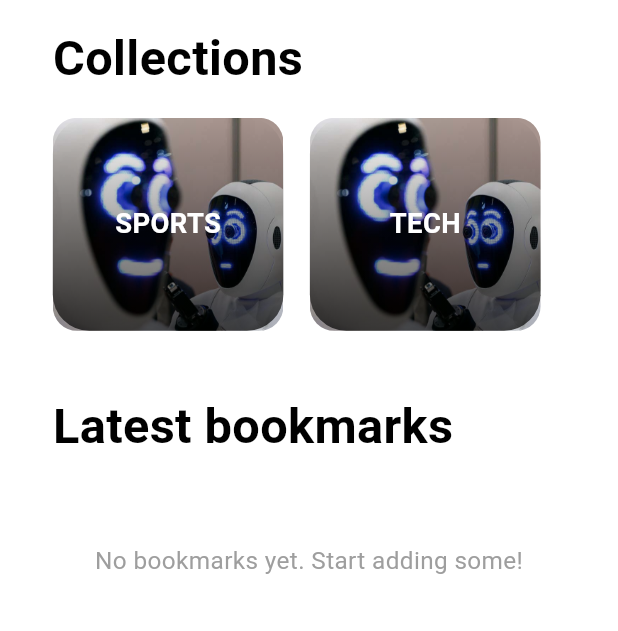
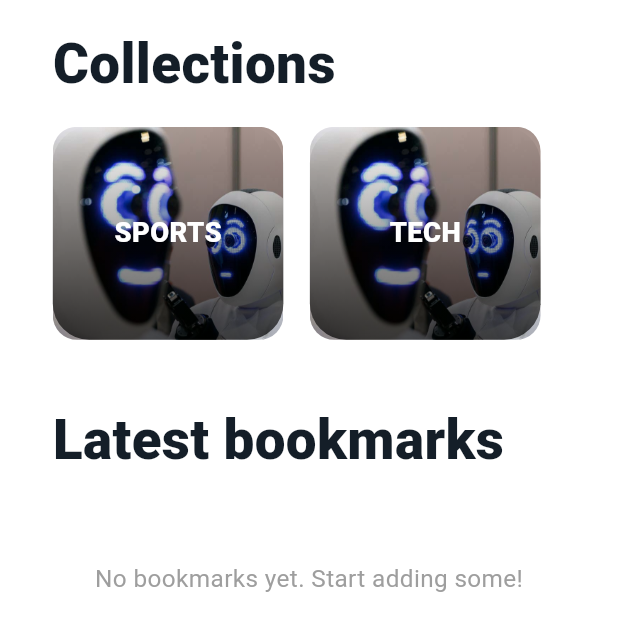
Before and after one commit to MoustafaSaid/xprojects_news_task, a Flutter app: the BookmarksPage screen opened directly, on a phone screen of 412 x 824 dp. Shown: the top 631 px of the screen. Run offline on Flutter 3.47's test engine with Material 3 defaults, Android fonts, the phone set to English and light mode, and no system bars; our stand-ins replace cached_network_image, dartz, dio, easy_localization, equatable, fade_shimmer and 10 more; accounts and stored records are empty; generated files the repository leaves out were written again; network calls fail; Roboto replaces fonts that are missing (Telegraf).

Commit message:
use TextStyles

```diff
--- a/lib/features/bookmark/presentation/page/bookmarks_page.dart
+++ b/lib/features/bookmark/presentation/page/bookmarks_page.dart
@@ -78,11 +78,7 @@ class _BookmarksPageState extends State<BookmarksPage> {
                         EdgeInsets.symmetric(horizontal: 32.w, vertical: 16.h),
                     child: Text(
                       'Collections',
-                      style: TextStyle(
-                        fontSize: 32.sp,
-                        fontWeight: FontWeight.bold,
-                        color: Colors.black,
-                      ),
+                      style: FontStyles.font36blackW900,
                     ),
                   ),
 
@@ -114,11 +110,7 @@ class _BookmarksPageState extends State<BookmarksPage> {
                     padding: EdgeInsets.fromLTRB(32.w, 40.h, 32.w, 20.h),
                     child: Text(
                       'Latest bookmarks',
-                      style: TextStyle(
-                        fontSize: 32.sp,
-                        fontWeight: FontWeight.bold,
-                        color: Colors.black,
-                      ),
+                      style: FontStyles.font36blackW900,
                     ),
                   ),
 
@@ -129,8 +121,7 @@ class _BookmarksPageState extends State<BookmarksPage> {
                             padding: EdgeInsets.all(32.w),
                             child: Text(
                               'No bookmarks yet. Start adding some!',
-                              style: TextStyle(
-                                fontSize: 16.sp,
+                              style: FontStyles.font16blackW400.copyWith(
                                 color: Colors.grey,
                               ),
                             ),
@@ -239,10 +230,8 @@ class CollectionCard extends StatelessWidget {
             Center(
               child: Text(
                 title,
-                style: TextStyle(
+                style: FontStyles.font18blackW800.copyWith(
                   color: Colors.white,
-                  fontSize: 18.sp,
-                  fontWeight: FontWeight.bold,
                 ),
               ),
             ),
--- a/lib/features/news_details/presentation/widgets/bookmark_button.dart
+++ b/lib/features/news_details/presentation/widgets/bookmark_button.dart
@@ -3,6 +3,7 @@ import 'package:flutter/material.dart';
 import 'package:flutter_svg/flutter_svg.dart';
 import 'package:flutter_bloc/flutter_bloc.dart';
 import 'package:xprojects_news_task/core/local_data_source/bookmark_events.dart';
+import 'package:xprojects_news_task/core/theme/font/font_styles.dart';
 import 'package:xprojects_news_task/features/home/data/models/news_response_model.dart';
 import 'package:xprojects_news_task/features/home/presentation/controller/cubit/home_cubit.dart';
 
@@ -65,7 +66,9 @@ class _BookmarkButtonState extends State<BookmarkButton> {
     ScaffoldMessenger.of(context).showSnackBar(
       SnackBar(
         content: Text(
-            _isBookmarked ? 'Removed from bookmarks' : 'Added to bookmarks'),
+          _isBookmarked ? 'Removed from bookmarks' : 'Added to bookmarks',
+          style: FontStyles.font14blackW400,
+        ),
         duration: Duration(seconds: 2),
       ),
     );
```
Also changed, not shown: lib/features/bookmark/presentation/widgets/bookmark_news_card.dart (+4 -11 lines), lib/features/home/presentation/widgets/horizontal_news_card.dart (+6 -4 lines), lib/features/news_details/presentation/page/news_details_page.dart (+6 -18 lines), lib/features/search/presentation/page/search_page.dart (+9 -26 lines), lib/features/settings/presentation/pages/settings_page.dart (+6 -6 lines).
